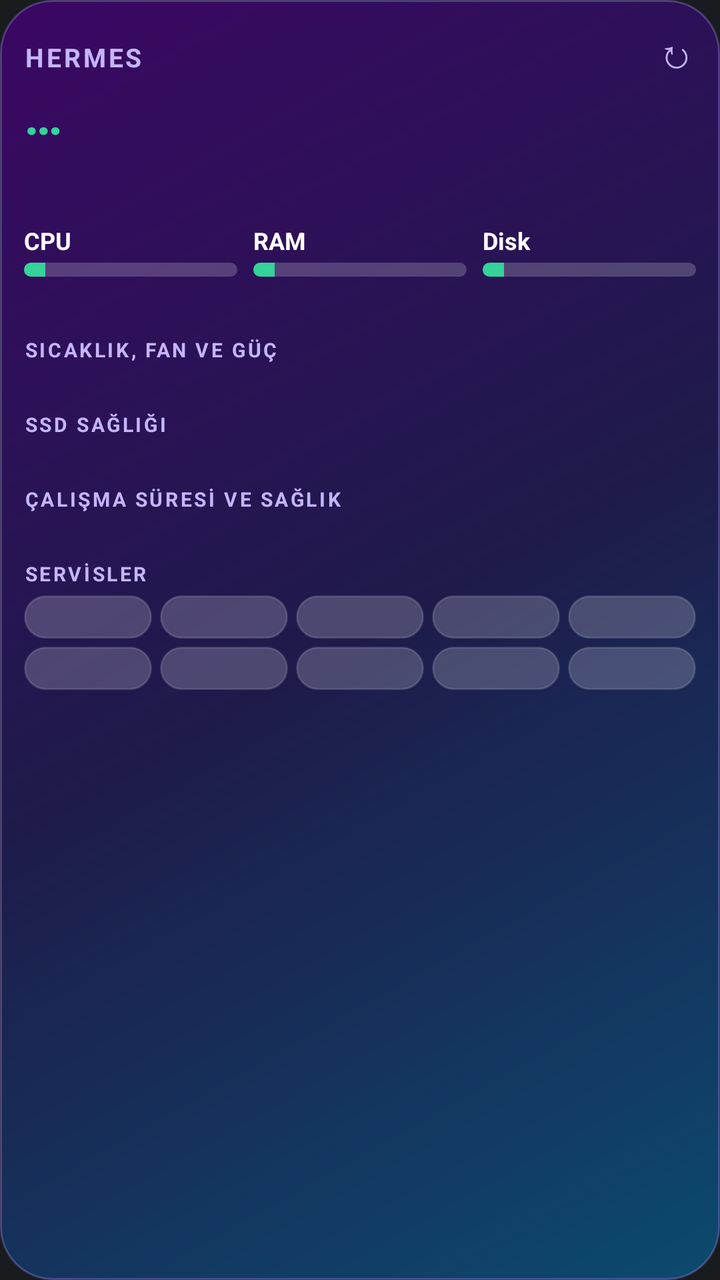
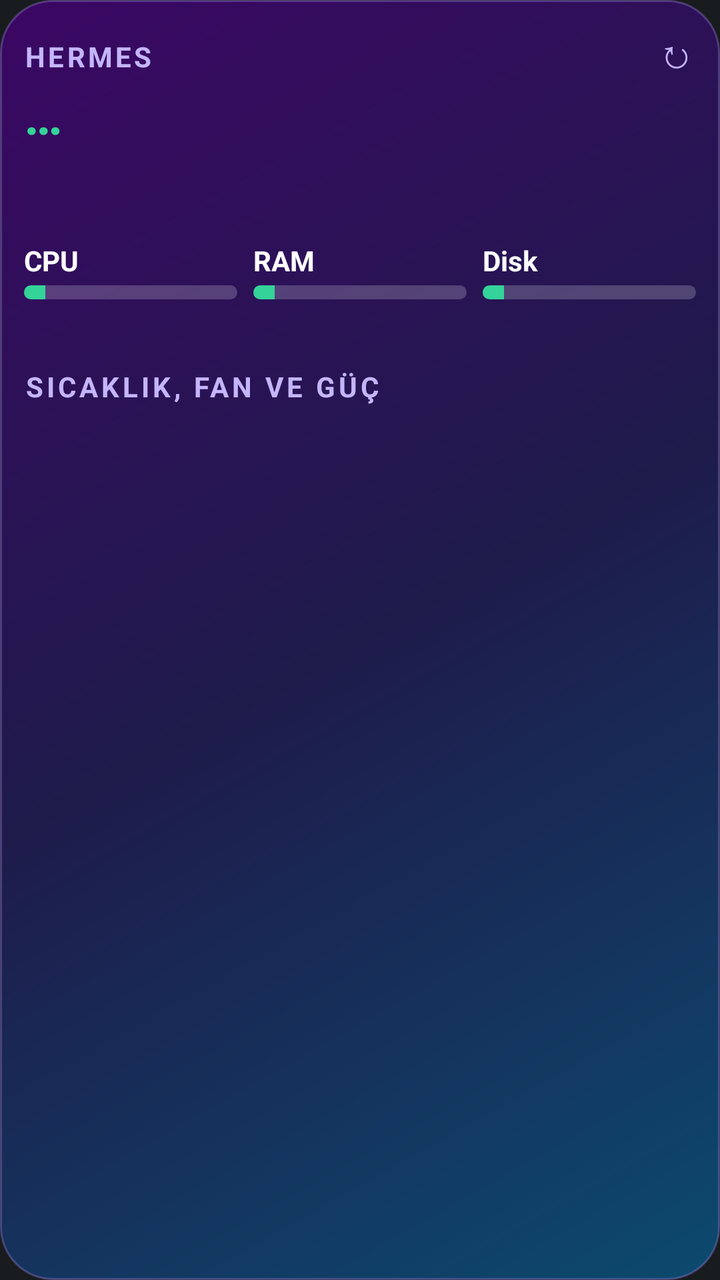

Two renders of the same Android screen: before a commit and after it. Below are the layout's source before the change and the commit's diff.
<!-- AndroidManifest.xml: application theme android:Theme.DeviceDefault.NoActionBar -->
<!-- res/layout/hermes_widget.xml -->
<?xml version="1.0" encoding="utf-8"?>
<LinearLayout xmlns:android="http://schemas.android.com/apk/res/android"
    android:id="@+id/root"
    android:layout_width="match_parent"
    android:layout_height="match_parent"
    android:orientation="vertical"
    android:padding="12dp"
    android:background="@drawable/bg_aurora">

    <LinearLayout
        android:layout_width="match_parent"
        android:layout_height="wrap_content"
        android:orientation="horizontal">
        <TextView
            android:id="@+id/h_title"
            android:layout_width="0dp"
            android:layout_height="wrap_content"
            android:layout_weight="1"
            android:text="HERMES"
            android:textColor="#C4B5FD"
            android:textSize="13sp"
            android:textStyle="bold"
            android:letterSpacing="0.1" />
        <TextView
            android:id="@+id/h_refresh"
            android:layout_width="wrap_content"
            android:layout_height="wrap_content"
            android:text="↻"
            android:textColor="#C4B5FD"
            android:textSize="20sp"
            android:paddingLeft="10dp" />
    </LinearLayout>

    <TextView
        android:id="@+id/h_overall"
        android:layout_width="match_parent"
        android:layout_height="wrap_content"
        android:text="…"
        android:textColor="#34D399"
        android:textSize="26sp"
        android:textStyle="bold" />

    <TextView android:id="@+id/h_gateway" android:layout_width="match_parent" android:layout_height="wrap_content"
        android:text="" android:textColor="#E0E7FF" android:textSize="11sp" />
    <TextView android:id="@+id/h_model" android:layout_width="match_parent" android:layout_height="wrap_content"
        android:text="" android:textColor="#E0E7FF" android:textSize="11sp" />

    <LinearLayout
        android:layout_width="match_parent"
        android:layout_height="wrap_content"
        android:layout_marginTop="8dp"
        android:orientation="horizontal">
        <LinearLayout android:layout_width="0dp" android:layout_height="wrap_content" android:layout_weight="1" android:orientation="vertical">
            <TextView android:id="@+id/h_cpu_t" android:layout_width="match_parent" android:layout_height="wrap_content"
                android:text="CPU" android:textColor="#FFFFFF" android:textSize="12sp" android:textStyle="bold" />
            <ProgressBar android:id="@+id/h_cpu" style="?android:attr/progressBarStyleHorizontal"
                android:layout_width="match_parent" android:layout_height="7dp" android:layout_marginTop="3dp"
                android:max="1000" android:progress="100" android:progressDrawable="@drawable/bar_bg" />
        </LinearLayout>
        <LinearLayout android:layout_width="0dp" android:layout_height="wrap_content" android:layout_weight="1"
            android:layout_marginLeft="8dp" android:layout_marginRight="8dp" android:orientation="vertical">
            <TextView android:id="@+id/h_ram_t" android:layout_width="match_parent" android:layout_height="wrap_content"
                android:text="RAM" android:textColor="#FFFFFF" android:textSize="12sp" android:textStyle="bold" />
            <ProgressBar android:id="@+id/h_ram" style="?android:attr/progressBarStyleHorizontal"
                android:layout_width="match_parent" android:layout_height="7dp" android:layout_marginTop="3dp"
                android:max="1000" android:progress="100" android:progressDrawable="@drawable/bar_bg" />
        </LinearLayout>
        <LinearLayout android:layout_width="0dp" android:layout_height="wrap_content" android:layout_weight="1" android:orientation="vertical">
            <TextView android:id="@+id/h_disk_t" android:layout_width="match_parent" android:layout_height="wrap_content"
                android:text="Disk" android:textColor="#FFFFFF" android:textSize="12sp" android:textStyle="bold" />
            <ProgressBar android:id="@+id/h_disk" style="?android:attr/progressBarStyleHorizontal"
                android:layout_width="match_parent" android:layout_height="7dp" android:layout_marginTop="3dp"
                android:max="1000" android:progress="100" android:progressDrawable="@drawable/bar_bg" />
        </LinearLayout>
    </LinearLayout>

    <TextView android:id="@+id/h_detay" android:layout_width="match_parent" android:layout_height="wrap_content"
        android:layout_marginTop="6dp" android:text="" android:textColor="#E0E7FF" android:textSize="11sp" />

    <TextView android:id="@+id/h_sec_isi" android:layout_width="match_parent" android:layout_height="wrap_content"
        android:layout_marginTop="9dp" android:text="SICAKLIK, FAN VE GÜÇ" android:textColor="#C4B5FD" android:textSize="10sp" android:textStyle="bold" android:letterSpacing="0.12" />
    <TextView android:id="@+id/h_isi" android:layout_width="match_parent" android:layout_height="wrap_content"
        android:text="" android:textColor="#E0E7FF" android:textSize="11sp" />

    <TextView android:id="@+id/h_sec_ssd" android:layout_width="match_parent" android:layout_height="wrap_content"
        android:layout_marginTop="9dp" android:text="SSD SAĞLIĞI" android:textColor="#C4B5FD" android:textSize="10sp" android:textStyle="bold" android:letterSpacing="0.12" />
    <TextView android:id="@+id/h_ssd" android:layout_width="match_parent" android:layout_height="wrap_content"
        android:text="" android:textColor="#E0E7FF" android:textSize="11sp" />

    <TextView android:id="@+id/h_sec_calisma" android:layout_width="match_parent" android:layout_height="wrap_content"
        android:layout_marginTop="9dp" android:text="ÇALIŞMA SÜRESİ VE SAĞLIK" android:textColor="#C4B5FD" android:textSize="10sp" android:textStyle="bold" android:letterSpacing="0.12" />
    <TextView android:id="@+id/h_calisma" android:layout_width="match_parent" android:layout_height="wrap_content"
        android:text="" android:textColor="#E0E7FF" android:textSize="11sp" />

    <TextView android:id="@+id/h_sec_svc" android:layout_width="match_parent" android:layout_height="wrap_content"
        android:layout_marginTop="9dp" android:text="SERVİSLER" android:textColor="#C4B5FD" android:textSize="10sp" android:textStyle="bold" android:letterSpacing="0.12" />

    <LinearLayout android:layout_width="match_parent" android:layout_height="wrap_content" android:layout_marginTop="4dp" android:orientation="horizontal">
        <TextView android:id="@+id/h_s1" android:layout_width="0dp" android:layout_height="wrap_content" android:layout_weight="1"
            android:background="@drawable/chip_bg" android:padding="4dp" android:gravity="center" android:text="" android:textSize="10sp" android:textColor="#FFFFFF" />
        <TextView android:id="@+id/h_s2" android:layout_width="0dp" android:layout_height="wrap_content" android:layout_weight="1"
            android:layout_marginLeft="4dp" android:background="@drawable/chip_bg" android:padding="4dp" android:gravity="center" android:text="" android:textSize="10sp" android:textColor="#FFFFFF" />
        <TextView android:id="@+id/h_s3" android:layout_width="0dp" android:layout_height="wrap_content" android:layout_weight="1"
            android:layout_marginLeft="4dp" android:background="@drawable/chip_bg" android:padding="4dp" android:gravity="center" android:text="" android:textSize="10sp" android:textColor="#FFFFFF" />
        <TextView android:id="@+id/h_s4" android:layout_width="0dp" android:layout_height="wrap_content" android:layout_weight="1"
            android:layout_marginLeft="4dp" android:background="@drawable/chip_bg" android:padding="4dp" android:gravity="center" android:text="" android:textSize="10sp" android:textColor="#FFFFFF" />
        <TextView android:id="@+id/h_s5" android:layout_width="0dp" android:layout_height="wrap_content" android:layout_weight="1"
            android:layout_marginLeft="4dp" android:background="@drawable/chip_bg" android:padding="4dp" android:gravity="center" android:text="" android:textSize="10sp" android:textColor="#FFFFFF" />
    </LinearLayout>
    <LinearLayout android:layout_width="match_parent" android:layout_height="wrap_content" android:layout_marginTop="4dp" android:orientation="horizontal">
        <TextView android:id="@+id/h_s6" android:layout_width="0dp" android:layout_height="wrap_content" android:layout_weight="1"
            android:background="@drawable/chip_bg" android:padding="4dp" android:gravity="center" android:text="" android:textSize="10sp" android:textColor="#FFFFFF" />
        <TextView android:id="@+id/h_s7" android:layout_width="0dp" android:layout_height="wrap_content" android:layout_weight="1"
            android:layout_marginLeft="4dp" android:background="@drawable/chip_bg" android:padding="4dp" android:gravity="center" android:text="" android:textSize="10sp" android:textColor="#FFFFFF" />
        <TextView android:id="@+id/h_s8" android:layout_width="0dp" android:layout_height="wrap_content" android:layout_weight="1"
            android:layout_marginLeft="4dp" android:background="@drawable/chip_bg" android:padding="4dp" android:gravity="center" android:text="" android:textSize="10sp" android:textColor="#FFFFFF" />
        <TextView android:id="@+id/h_s9" android:layout_width="0dp" android:layout_height="wrap_content" android:layout_weight="1"
            android:layout_marginLeft="4dp" android:background="@drawable/chip_bg" android:padding="4dp" android:gravity="center" android:text="" android:textSize="10sp" android:textColor="#FFFFFF" />
        <TextView android:id="@+id/h_s10" android:layout_width="0dp" android:layout_height="wrap_content" android:layout_weight="1"
            android:layout_marginLeft="4dp" android:background="@drawable/chip_bg" android:padding="4dp" android:gravity="center" android:text="" android:textSize="10sp" android:textColor="#FFFFFF" />
    </LinearLayout>

    <TextView
        android:id="@+id/h_updated"
        android:layout_width="match_parent"
        android:layout_height="wrap_content"
        android:layout_marginTop="8dp"
        android:text=""
        android:textColor="#A5B4FC"
        android:textSize="10sp" />
</LinearLayout>
<!-- resources referenced by this layout -->
<resources>
  <!-- drawable bar_bg (drawable) -->
  <?xml version="1.0" encoding="utf-8"?>
  <layer-list xmlns:android="http://schemas.android.com/apk/res/android">
      <item android:id="@android:id/background">
          <shape android:shape="rectangle">
              <solid android:color="#33FFFFFF" />
              <corners android:radius="4dp" />
          </shape>
      </item>
      <item android:id="@android:id/progress">
          <clip>
              <shape android:shape="rectangle">
                  <solid android:color="#34D399" />
                  <corners android:radius="4dp" />
              </shape>
          </clip>
      </item>
  </layer-list>
  <!-- drawable bg_aurora (drawable) -->
  <?xml version="1.0" encoding="utf-8"?>
  <shape xmlns:android="http://schemas.android.com/apk/res/android" android:shape="rectangle">
      <gradient android:angle="315" android:startColor="#3B0764" android:centerColor="#1E1B4B" android:endColor="#0C4A6E" android:type="linear" />
      <corners android:radius="26dp" />
      <stroke android:width="1dp" android:color="#55A78BFA" />
  </shape>
  <!-- drawable chip_bg (drawable) -->
  <?xml version="1.0" encoding="utf-8"?>
  <shape xmlns:android="http://schemas.android.com/apk/res/android" android:shape="rectangle">
      <solid android:color="#33FFFFFF" />
      <corners android:radius="14dp" />
      <stroke android:width="1dp" android:color="#22FFFFFF" />
  </shape>
</resources>

<!-- the commit's change to res/layout/hermes_widget.xml (unified diff, before → after) -->
@@ -18,7 +18,7 @@
             android:layout_weight="1"
             android:text="HERMES"
             android:textColor="#C4B5FD"
-            android:textSize="13sp"
+            android:textSize="14sp"
             android:textStyle="bold"
             android:letterSpacing="0.1" />
         <TextView
@@ -41,9 +41,9 @@
         android:textStyle="bold" />
 
     <TextView android:id="@+id/h_gateway" android:layout_width="match_parent" android:layout_height="wrap_content"
-        android:text="" android:textColor="#E0E7FF" android:textSize="11sp" />
+        android:text="" android:textColor="#E0E7FF" android:textSize="14sp" />
     <TextView android:id="@+id/h_model" android:layout_width="match_parent" android:layout_height="wrap_content"
-        android:text="" android:textColor="#E0E7FF" android:textSize="11sp" />
+        android:text="" android:textColor="#E0E7FF" android:textSize="14sp" />
 
     <LinearLayout
         android:layout_width="match_parent"
@@ -52,7 +52,7 @@
         android:orientation="horizontal">
         <LinearLayout android:layout_width="0dp" android:layout_height="wrap_content" android:layout_weight="1" android:orientation="vertical">
             <TextView android:id="@+id/h_cpu_t" android:layout_width="match_parent" android:layout_height="wrap_content"
-                android:text="CPU" android:textColor="#FFFFFF" android:textSize="12sp" android:textStyle="bold" />
+                android:text="CPU" android:textColor="#FFFFFF" android:textSize="14sp" android:textStyle="bold" />
             <ProgressBar android:id="@+id/h_cpu" style="?android:attr/progressBarStyleHorizontal"
                 android:layout_width="match_parent" android:layout_height="7dp" android:layout_marginTop="3dp"
                 android:max="1000" android:progress="100" android:progressDrawable="@drawable/bar_bg" />
@@ -60,14 +60,14 @@
         <LinearLayout android:layout_width="0dp" android:layout_height="wrap_content" android:layout_weight="1"
             android:layout_marginLeft="8dp" android:layout_marginRight="8dp" android:orientation="vertical">
             <TextView android:id="@+id/h_ram_t" android:layout_width="match_parent" android:layout_height="wrap_content"
-                android:text="RAM" android:textColor="#FFFFFF" android:textSize="12sp" android:textStyle="bold" />
+                android:text="RAM" android:textColor="#FFFFFF" android:textSize="14sp" android:textStyle="bold" />
             <ProgressBar android:id="@+id/h_ram" style="?android:attr/progressBarStyleHorizontal"
                 android:layout_width="match_parent" android:layout_height="7dp" android:layout_marginTop="3dp"
                 android:max="1000" android:progress="100" android:progressDrawable="@drawable/bar_bg" />
         </LinearLayout>
         <LinearLayout android:layout_width="0dp" android:layout_height="wrap_content" android:layout_weight="1" android:orientation="vertical">
             <TextView android:id="@+id/h_disk_t" android:layout_width="match_parent" android:layout_height="wrap_content"
-                android:text="Disk" android:textColor="#FFFFFF" android:textSize="12sp" android:textStyle="bold" />
+                android:text="Disk" android:textColor="#FFFFFF" android:textSize="14sp" android:textStyle="bold" />
             <ProgressBar android:id="@+id/h_disk" style="?android:attr/progressBarStyleHorizontal"
                 android:layout_width="match_parent" android:layout_height="7dp" android:layout_marginTop="3dp"
                 android:max="1000" android:progress="100" android:progressDrawable="@drawable/bar_bg" />
@@ -75,49 +75,49 @@
     </LinearLayout>
 
     <TextView android:id="@+id/h_detay" android:layout_width="match_parent" android:layout_height="wrap_content"
-        android:layout_marginTop="6dp" android:text="" android:textColor="#E0E7FF" android:textSize="11sp" />
+        android:layout_marginTop="6dp" android:text="" android:textColor="#E0E7FF" android:textSize="14sp" />
 
     <TextView android:id="@+id/h_sec_isi" android:layout_width="match_parent" android:layout_height="wrap_content"
-        android:layout_marginTop="9dp" android:text="SICAKLIK, FAN VE GÜÇ" android:textColor="#C4B5FD" android:textSize="10sp" android:textStyle="bold" android:letterSpacing="0.12" />
+        android:layout_marginTop="9dp" android:text="SICAKLIK, FAN VE GÜÇ" android:textColor="#C4B5FD" android:textSize="14sp" android:textStyle="bold" android:letterSpacing="0.12" />
     <TextView android:id="@+id/h_isi" android:layout_width="match_parent" android:layout_height="wrap_content"
-        android:text="" android:textColor="#E0E7FF" android:textSize="11sp" />
+        android:text="" android:textColor="#E0E7FF" android:textSize="14sp" />
 
-    <TextView android:id="@+id/h_sec_ssd" android:layout_width="match_parent" android:layout_height="wrap_content"
-        android:layout_marginTop="9dp" android:text="SSD SAĞLIĞI" android:textColor="#C4B5FD" android:textSize="10sp" android:textStyle="bold" android:letterSpacing="0.12" />
-    <TextView android:id="@+id/h_ssd" android:layout_width="match_parent" android:layout_height="wrap_content"
-        android:text="" android:textColor="#E0E7FF" android:textSize="11sp" />
+    <TextView android:id="@+id/h_sec_ssd" android:visibility="gone" android:layout_width="match_parent" android:layout_height="wrap_content"
+        android:layout_marginTop="9dp" android:text="SSD SAĞLIĞI" android:textColor="#C4B5FD" android:textSize="14sp" android:textStyle="bold" android:letterSpacing="0.12" />
+    <TextView android:id="@+id/h_ssd" android:visibility="gone" android:layout_width="match_parent" android:layout_height="wrap_content"
+        android:text="" android:textColor="#E0E7FF" android:textSize="14sp" />
 
-    <TextView android:id="@+id/h_sec_calisma" android:layout_width="match_parent" android:layout_height="wrap_content"
-        android:layout_marginTop="9dp" android:text="ÇALIŞMA SÜRESİ VE SAĞLIK" android:textColor="#C4B5FD" android:textSize="10sp" android:textStyle="bold" android:letterSpacing="0.12" />
-    <TextView android:id="@+id/h_calisma" android:layout_width="match_parent" android:layout_height="wrap_content"
-        android:text="" android:textColor="#E0E7FF" android:textSize="11sp" />
+    <TextView android:id="@+id/h_sec_calisma" android:visibility="gone" android:layout_width="match_parent" android:layout_height="wrap_content"
+        android:layout_marginTop="9dp" android:text="ÇALIŞMA SÜRESİ VE SAĞLIK" android:textColor="#C4B5FD" android:textSize="14sp" android:textStyle="bold" android:letterSpacing="0.12" />
+    <TextView android:id="@+id/h_calisma" android:visibility="gone" android:layout_width="match_parent" android:layout_height="wrap_content"
+        android:text="" android:textColor="#E0E7FF" android:textSize="14sp" />
 
-    <TextView android:id="@+id/h_sec_svc" android:layout_width="match_parent" android:layout_height="wrap_content"
-        android:layout_marginTop="9dp" android:text="SERVİSLER" android:textColor="#C4B5FD" android:textSize="10sp" android:textStyle="bold" android:letterSpacing="0.12" />
+    <TextView android:id="@+id/h_sec_svc" android:visibility="gone" android:layout_width="match_parent" android:layout_height="wrap_content"
+        android:layout_marginTop="9dp" android:text="SERVİSLER" android:textColor="#C4B5FD" android:textSize="14sp" android:textStyle="bold" android:letterSpacing="0.12" />
 
     <LinearLayout android:layout_width="match_parent" android:layout_height="wrap_content" android:layout_marginTop="4dp" android:orientation="horizontal">
-        <TextView android:id="@+id/h_s1" android:layout_width="0dp" android:layout_height="wrap_content" android:layout_weight="1"
-            android:background="@drawable/chip_bg" android:padding="4dp" android:gravity="center" android:text="" android:textSize="10sp" android:textColor="#FFFFFF" />
-        <TextView android:id="@+id/h_s2" android:layout_width="0dp" android:layout_height="wrap_content" android:layout_weight="1"
-            android:layout_marginLeft="4dp" android:background="@drawable/chip_bg" android:padding="4dp" android:gravity="center" android:text="" android:textSize="10sp" android:textColor="#FFFFFF" />
-        <TextView android:id="@+id/h_s3" android:layout_width="0dp" android:layout_height="wrap_content" android:layout_weight="1"
-            android:layout_marginLeft="4dp" android:background="@drawable/chip_bg" android:padding="4dp" android:gravity="center" android:text="" android:textSize="10sp" android:textColor="#FFFFFF" />
-        <TextView android:id="@+id/h_s4" android:layout_width="0dp" android:layout_height="wrap_content" android:layout_weight="1"
-            android:layout_marginLeft="4dp" android:background="@drawable/chip_bg" android:padding="4dp" android:gravity="center" android:text="" android:textSize="10sp" android:textColor="#FFFFFF" />
-        <TextView android:id="@+id/h_s5" android:layout_width="0dp" android:layout_height="wrap_content" android:layout_weight="1"
-            android:layout_marginLeft="4dp" android:background="@drawable/chip_bg" android:padding="4dp" android:gravity="center" android:text="" android:textSize="10sp" android:textColor="#FFFFFF" />
+        <TextView android:id="@+id/h_s1" android:visibility="gone" android:layout_width="0dp" android:layout_height="wrap_content" android:layout_weight="1"
+            android:background="@drawable/chip_bg" android:padding="4dp" android:gravity="center" android:text="" android:textSize="14sp" android:textColor="#FFFFFF" />
+        <TextView android:id="@+id/h_s2" android:visibility="gone" android:layout_width="0dp" android:layout_height="wrap_content" android:layout_weight="1"
+            android:layout_marginLeft="4dp" android:background="@drawable/chip_bg" android:padding="4dp" android:gravity="center" android:text="" android:textSize="14sp" android:textColor="#FFFFFF" />
+        <TextView android:id="@+id/h_s3" android:visibility="gone" android:layout_width="0dp" android:layout_height="wrap_content" android:layout_weight="1"
+            android:layout_marginLeft="4dp" android:background="@drawable/chip_bg" android:padding="4dp" android:gravity="center" android:text="" android:textSize="14sp" android:textColor="#FFFFFF" />
+        <TextView android:id="@+id/h_s4" android:visibility="gone" android:layout_width="0dp" android:layout_height="wrap_content" android:layout_weight="1"
+            android:layout_marginLeft="4dp" android:background="@drawable/chip_bg" android:padding="4dp" android:gravity="center" android:text="" android:textSize="14sp" android:textColor="#FFFFFF" />
+        <TextView android:id="@+id/h_s5" android:visibility="gone" android:layout_width="0dp" android:layout_height="wrap_content" android:layout_weight="1"
+            android:layout_marginLeft="4dp" android:background="@drawable/chip_bg" android:padding="4dp" android:gravity="center" android:text="" android:textSize="14sp" android:textColor="#FFFFFF" />
     </LinearLayout>
     <LinearLayout android:layout_width="match_parent" android:layout_height="wrap_content" android:layout_marginTop="4dp" android:orientation="horizontal">
-        <TextView android:id="@+id/h_s6" android:layout_width="0dp" android:layout_height="wrap_content" android:layout_weight="1"
-            android:background="@drawable/chip_bg" android:padding="4dp" android:gravity="center" android:text="" android:textSize="10sp" android:textColor="#FFFFFF" />
-        <TextView android:id="@+id/h_s7" android:layout_width="0dp" android:layout_height="wrap_content" android:layout_weight="1"
-            android:layout_marginLeft="4dp" android:background="@drawable/chip_bg" android:padding="4dp" android:gravity="center" android:text="" android:textSize="10sp" android:textColor="#FFFFFF" />
-        <TextView android:id="@+id/h_s8" android:layout_width="0dp" android:layout_height="wrap_content" android:layout_weight="1"
-            android:layout_marginLeft="4dp" android:background="@drawable/chip_bg" android:padding="4dp" android:gravity="center" android:text="" android:textSize="10sp" android:textColor="#FFFFFF" />
-        <TextView android:id="@+id/h_s9" android:layout_width="0dp" android:layout_height="wrap_content" android:layout_weight="1"
-            android:layout_marginLeft="4dp" android:background="@drawable/chip_bg" android:padding="4dp" android:gravity="center" android:text="" android:textSize="10sp" android:textColor="#FFFFFF" />
-        <TextView android:id="@+id/h_s10" android:layout_width="0dp" android:layout_height="wrap_content" android:layout_weight="1"
-            android:layout_marginLeft="4dp" android:background="@drawable/chip_bg" android:padding="4dp" android:gravity="center" android:text="" android:textSize="10sp" android:textColor="#FFFFFF" />
+        <TextView android:id="@+id/h_s6" android:visibility="gone" android:layout_width="0dp" android:layout_height="wrap_content" android:layout_weight="1"
+            android:background="@drawable/chip_bg" android:padding="4dp" android:gravity="center" android:text="" android:textSize="14sp" android:textColor="#FFFFFF" />
+        <TextView android:id="@+id/h_s7" android:visibility="gone" android:layout_width="0dp" android:layout_height="wrap_content" android:layout_weight="1"
+            android:layout_marginLeft="4dp" android:background="@drawable/chip_bg" android:padding="4dp" android:gravity="center" android:text="" android:textSize="14sp" android:textColor="#FFFFFF" />
+        <TextView android:id="@+id/h_s8" android:visibility="gone" android:layout_width="0dp" android:layout_height="wrap_content" android:layout_weight="1"
+            android:layout_marginLeft="4dp" android:background="@drawable/chip_bg" android:padding="4dp" android:gravity="center" android:text="" android:textSize="14sp" android:textColor="#FFFFFF" />
+        <TextView android:id="@+id/h_s9" android:visibility="gone" android:layout_width="0dp" android:layout_height="wrap_content" android:layout_weight="1"
+            android:layout_marginLeft="4dp" android:background="@drawable/chip_bg" android:padding="4dp" android:gravity="center" android:text="" android:textSize="14sp" android:textColor="#FFFFFF" />
+        <TextView android:id="@+id/h_s10" android:visibility="gone" android:layout_width="0dp" android:layout_height="wrap_content" android:layout_weight="1"
+            android:layout_marginLeft="4dp" android:background="@drawable/chip_bg" android:padding="4dp" android:gravity="center" android:text="" android:textSize="14sp" android:textColor="#FFFFFF" />
     </LinearLayout>
 
     <TextView
@@ -127,5 +127,5 @@
         android:layout_marginTop="8dp"
         android:text=""
         android:textColor="#A5B4FC"
-        android:textSize="10sp" />
+        android:textSize="14sp" />
 </LinearLayout>
